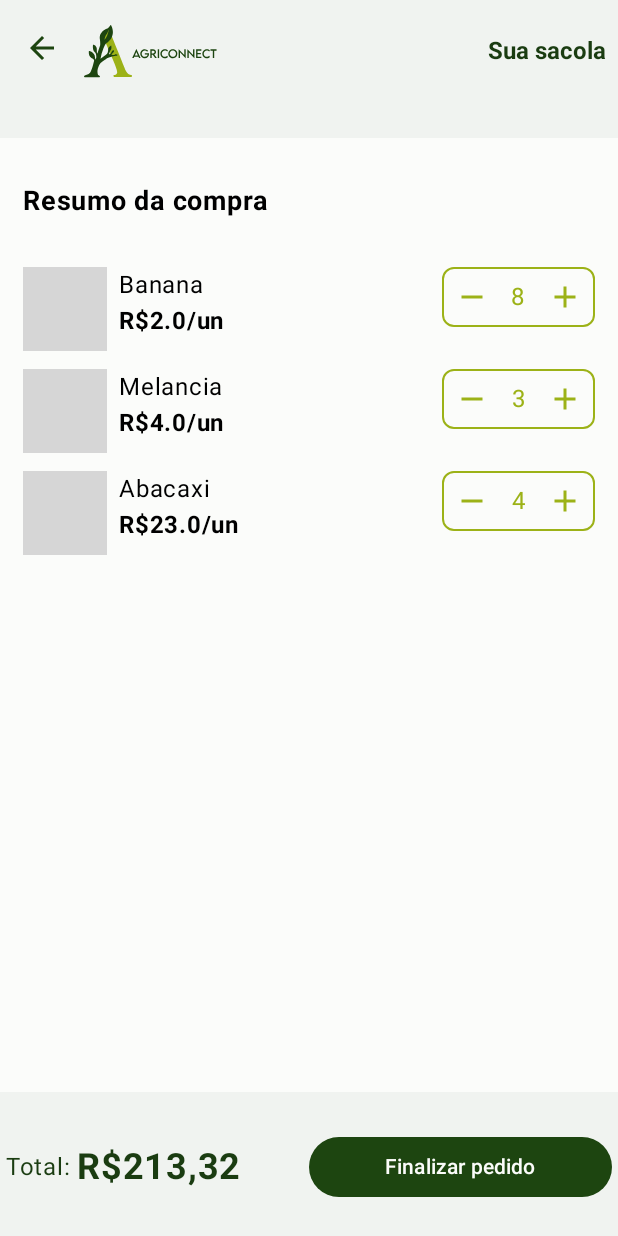
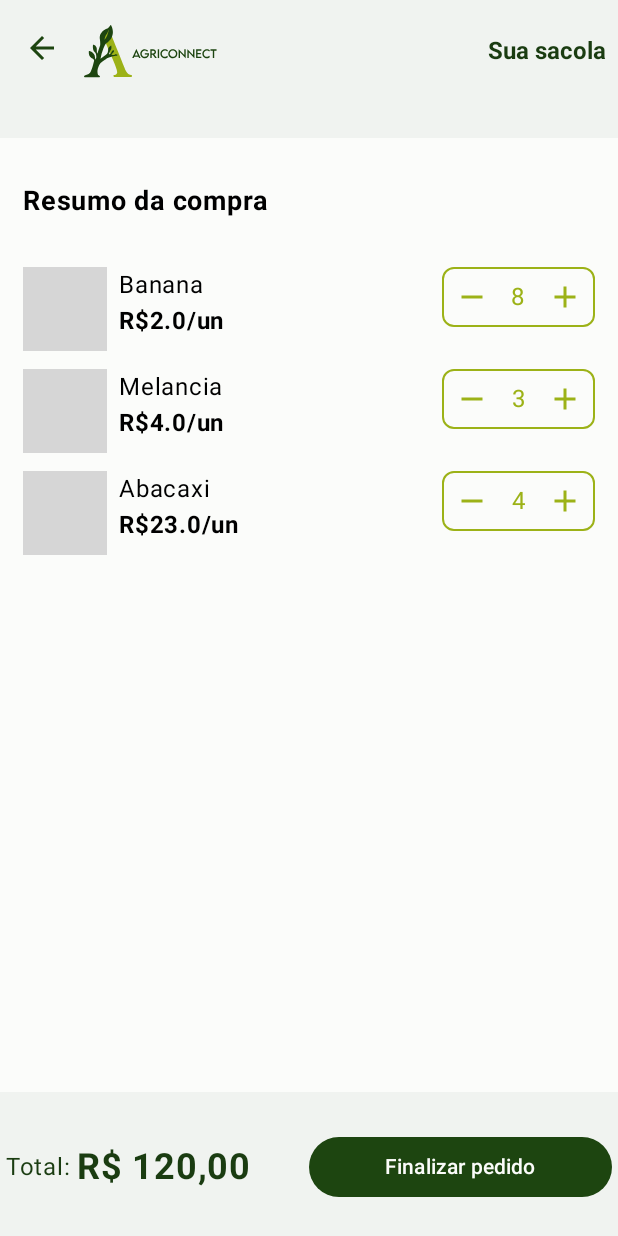
Before and after one commit to JoseGet/AppCareiro, an Android app built with Jetpack Compose: the screen it shows after launch (MainActivity), after a tap on "Sacola", on a phone screen of 412 x 824 dp. Run offline under Robolectric (Android 15) with nearby library versions, the phone set to English and light mode, and no system bars; our stand-ins replace Dagger/Hilt's generated code; libraries missing offline, so code that uses them is left out: androidx.hilt.lifecycle; pictures from the network do not load; Roboto replaces fonts that are not available here; grey boxes are pictures that could not be loaded.

Commit message:
bla bla bla

```diff
--- a/app/build.gradle.kts
+++ b/app/build.gradle.kts
@@ -63,6 +63,7 @@ dependencies {
     implementation(libs.androidx.ui.tooling.preview)
     implementation(libs.androidx.material3)
     implementation(libs.protolite.well.known.types)
+    implementation(libs.androidx.compose.foundation)
     testImplementation(libs.junit)
     androidTestImplementation(libs.androidx.junit)
     androidTestImplementation(libs.androidx.espresso.core)
--- a/app/src/main/java/com/example/careiroapp/bag/ui/BagView.kt
+++ b/app/src/main/java/com/example/careiroapp/bag/ui/BagView.kt
@@ -5,13 +5,14 @@ import androidx.compose.foundation.layout.Column
 import androidx.compose.foundation.layout.height
 import androidx.compose.foundation.layout.padding
 import androidx.compose.foundation.lazy.LazyColumn
-import androidx.compose.foundation.lazy.items
 import androidx.compose.foundation.lazy.itemsIndexed
 import androidx.compose.material3.Scaffold
 import androidx.compose.material3.Text
 import androidx.compose.runtime.Composable
+import androidx.compose.runtime.getValue
 import androidx.compose.runtime.mutableStateListOf
 import androidx.compose.runtime.remember
+import androidx.compose.runtime.derivedStateOf
 import androidx.compose.ui.Modifier
 import androidx.compose.ui.res.colorResource
 import androidx.compose.ui.res.stringResource
@@ -23,6 +24,8 @@ import com.example.careiroapp.R
 import com.example.careiroapp.bag.ui.components.BottomBar
 import com.example.careiroapp.bag.ui.components.ProductCard
 import com.example.careiroapp.bag.ui.components.TopBar
+import com.example.careiroapp.navigation.NavigationItem
+import java.util.Locale
 
 data class Produto(
     val name: String,
@@ -34,21 +37,31 @@ data class Produto(
 fun BagView(
     navController: NavController
 ) {
-    val produtos = remember { mutableStateListOf<Produto>() }
 
-    produtos.add(Produto("Banana", 2.0, 8))
-    produtos.add(Produto("Melancia", 4.0, 3))
-    produtos.add(Produto("Abacaxi", 23.0, 4))
-
-    fun decreaseProduct(index:Int) {
-        val produto = produtos[index]
-        if(produto.amount > 0)
-            produtos[index]= produtos[index].copy(amount = produto.amount - 1)
+    val produtos = remember {
+        mutableStateListOf(
+            Produto("Banana", 2.0, 8),
+            Produto("Melancia", 4.0, 3),
+            Produto("Abacaxi", 23.0, 4)
+        )
     }
 
-    fun increaseProduct(index:Int) {
+    fun decreaseProduct(index: Int) {
         val produto = produtos[index]
-        produtos[index]= produtos[index].copy(amount = produto.amount + 1)
+        if (produto.amount > 0) {
+            produtos[index] = produto.copy(amount = produto.amount - 1)
+        }
+    }
+
+    fun increaseProduct(index: Int) {
+        val produto = produtos[index]
+        produtos[index] = produto.copy(amount = produto.amount + 1)
+    }
+
+    val total by remember {
+        derivedStateOf {
+            produtos.sumOf { it.unitPrice * it.amount }
+        }
     }
 
     Scaffold(
@@ -56,11 +69,11 @@ fun BagView(
             TopBar(Modifier.height(92.dp), { navController.popBackStack() })
         },
         bottomBar = {
-            BottomBar()
+            BottomBar(total = total, onCheckout = {navController.navigate(NavigationItem.Checkout.route)}) // passa total para o BottomBar
         },
         containerColor = colorResource(R.color.light_background)
     ) { innerPadding ->
-        Column (
+        Column(
             modifier = Modifier
                 .padding(innerPadding)
                 .padding(horizontal = 15.dp, vertical = 30.dp),
@@ -72,12 +85,14 @@ fun BagView(
                 fontSize = 18.sp
             )
 
-            LazyColumn (verticalArrangement = Arrangement.spacedBy(12.dp)){
+            LazyColumn(verticalArrangement = Arrangement.spacedBy(12.dp)) {
                 itemsIndexed(produtos) { index, produto ->
-                    ProductCard(produto = produto, index,
+                    ProductCard(
+                        produto = produto,
+                        index = index,
                         increaseProduct = { increaseProduct(index) },
-                        decreaseProduct = { decreaseProduct(index)
-                    })
+                        decreaseProduct = { decreaseProduct(index) }
+                    )
                 }
             }
         }
--- a/app/src/main/java/com/example/careiroapp/bag/ui/components/BottomBar.kt
+++ b/app/src/main/java/com/example/careiroapp/bag/ui/components/BottomBar.kt
@@ -2,12 +2,10 @@ package com.example.careiroapp.bag.ui.components
 
 import androidx.compose.foundation.layout.Arrangement
 import androidx.compose.foundation.layout.Row
-import androidx.compose.foundation.layout.RowScope
 import androidx.compose.foundation.layout.fillMaxWidth
 import androidx.compose.foundation.layout.height
 import androidx.compose.material3.BottomAppBar
 import androidx.compose.material3.Button
-import androidx.compose.material3.ButtonColors
 import androidx.compose.material3.ButtonDefaults
 import androidx.compose.material3.Text
 import androidx.compose.runtime.Composable
@@ -19,9 +17,10 @@ import androidx.compose.ui.text.font.FontWeight
 import androidx.compose.ui.unit.dp
 import androidx.compose.ui.unit.sp
 import com.example.careiroapp.R
+import java.util.Locale
 
 @Composable
-fun BottomBar(modifier: Modifier = Modifier) {
+fun BottomBar(modifier: Modifier = Modifier, total: Double = 0.0, onCheckout: () -> Unit = {}) {
     BottomAppBar(
         modifier = modifier.height(96.dp),
         containerColor = colorResource(R.color.light_gray),
@@ -38,16 +37,18 @@ fun BottomBar(modifier: Modifier = Modifier) {
                 verticalAlignment = Alignment.CenterVertically
             ) {
                 Text("Total:")
-                Text("R$213,32",
+                Text(
+                    // formata para duas casas decimais com separador ponto e prefixo R$
+                    String.format(Locale("pt", "BR"), "R$ %.2f", total),
                     fontWeight = FontWeight.Bold,
                     fontSize = 24.sp
                 )
             }
 
             Button(
-                onClick = {},
+                onClick = onCheckout,
                 modifier = Modifier.weight(5f),
-                colors = ButtonColors(
+                colors = ButtonDefaults.buttonColors(
                     containerColor = colorResource(R.color.dark_green),
                     contentColor = colorResource(R.color.light_background),
                     disabledContainerColor = colorResource(R.color.light_background),
--- a/app/src/main/java/com/example/careiroapp/common/components/header/AppHeader.kt
+++ b/app/src/main/java/com/example/careiroapp/common/components/header/AppHeader.kt
@@ -30,7 +30,7 @@ fun AppHeader(
     ) {
         TopBar(
             leftIconOnClick = leftIconAction,
-            rightIconAction = { appNavController.navigate("teste") }
+            rightIconAction = { appNavController.navigate(NavigationItem.Sacola.route) }
         )
         AppSearchBar()
         Spacer(Modifier.height(16.dp))
--- a/app/src/main/java/com/example/careiroapp/navigation/AppNavHost.kt
+++ b/app/src/main/java/com/example/careiroapp/navigation/AppNavHost.kt
@@ -8,6 +8,8 @@ import androidx.navigation.compose.NavHost
 import androidx.navigation.compose.composable
 import com.example.careiroapp.BaseView
 import com.example.careiroapp.bag.ui.BagView
+import com.example.careiroapp.checkout.ui.CheckoutView
+import com.example.careiroapp.checkout.ui.PickupView
 import com.example.careiroapp.navigation.NavigationItem.*
 
 @Composable
@@ -26,11 +28,24 @@ fun AppNavHost(
         }
 
         composable(
-            "teste"
+            Sacola.route
         ) {
             Column {
                 BagView(navController)
             }
         }
+        composable(
+            Checkout.route
+        ) {
+            Column {
+                CheckoutView(navController)
+            }
+        }
+
+        composable (
+            Pickup.route
+        ){
+            PickupView(navController)
+        }
     }
 }
--- a/app/src/main/java/com/example/careiroapp/navigation/Routes.kt
+++ b/app/src/main/java/com/example/careiroapp/navigation/Routes.kt
@@ -7,7 +7,9 @@ enum class Screen {
     FEIRAS,
     ASSOCIACOES,
     PRODUTO_UNICO,
-    SACOLA
+    SACOLA,
+    CHECKOUT,
+    PICKUP
 }
 
 sealed class NavigationItem(val route: String) {
@@ -19,4 +21,7 @@ sealed class NavigationItem(val route: String) {
     object ProdutoUnico : NavigationItem(Screen.PRODUTO_UNICO.name)
 
     object Sacola: NavigationItem(route = Screen.SACOLA.name)
+
+    object Checkout: NavigationItem(route = Screen.CHECKOUT.name)
+    object Pickup: NavigationItem(route = Screen.PICKUP.name)
 }
--- a/app/src/main/res/values/colors.xml
+++ b/app/src/main/res/values/colors.xml
@@ -15,6 +15,9 @@
     <color name="search_bar_border_color">#D5D7D4</color>
     <color name="gray">#B1B1B1</color>
     <color name="background_categorias_card">#1C5A16C4</color>
+    <color name="checkout_button_enable">#92A916</color>
+    <color name="checkout_button_disable">#B1B1B1</color>
+
 
 
     <color name="top_bar_title_color">#1A3C11</color>
--- a/app/src/main/res/values/strings.xml
+++ b/app/src/main/res/values/strings.xml
@@ -50,5 +50,10 @@
     <string name="your_bag">Sua sacola</string>
     <string name="complete_order">Finalizar pedido</string>
     <string name="order_summary">Resumo da compra</string>
+    <string name="identification">Identificação</string>
+    <string name="continue_button">Continuar</string>
+    <string name="pickup">Retirada</string>
+    <string name="pickup_explanation">Escolha um local e uma data para realizar a retirada de seu pedido</string>
+    <string name="pickup_places">Locais disponíveis</string>
 
 </resources>
--- a/gradle/libs.versions.toml
+++ b/gradle/libs.versions.toml
@@ -18,6 +18,7 @@ navigationCompose = "2.9.5"
 okhttp = "5.1.0"
 protoliteWellKnownTypes = "18.0.1"
 retrofit = "3.0.0"
+foundation = "1.9.4"
 
 [libraries]
 androidx-core-ktx = { group = "androidx.core", name = "core-ktx", version.ref = "coreKtx" }
@@ -49,6 +50,7 @@ logging-interceptor = { module = "com.squareup.okhttp3:logging-interceptor", ver
 okhttp = { module = "com.squareup.okhttp3:okhttp", version.ref = "okhttp" }
 protolite-well-known-types = { group = "com.google.firebase", name = "protolite-well-known-types", version.ref = "protoliteWellKnownTypes" }
 retrofit = { module = "com.squareup.retrofit2:retrofit", version.ref = "retrofit" }
+androidx-compose-foundation = { group = "androidx.compose.foundation", name = "foundation", version.ref = "foundation" }
 
 [plugins]
 android-application = { id = "com.android.application", version.ref = "agp" }
```
Also changed, not shown: app/src/main/java/com/example/careiroapp/checkout/ui/CheckoutView.kt (added, +117 -0 lines), app/src/main/java/com/example/careiroapp/checkout/ui/PickupView.kt (added, +68 -0 lines), app/src/main/java/com/example/careiroapp/checkout/ui/components/BottomBarCheckout.kt (added, +57 -0 lines).
